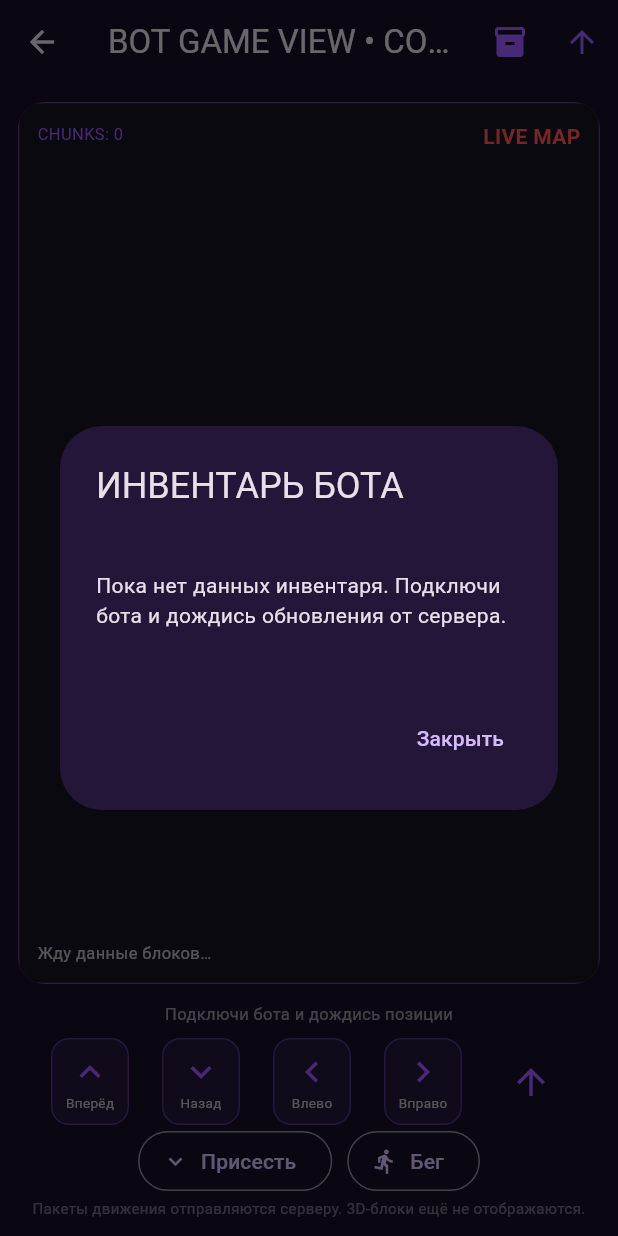
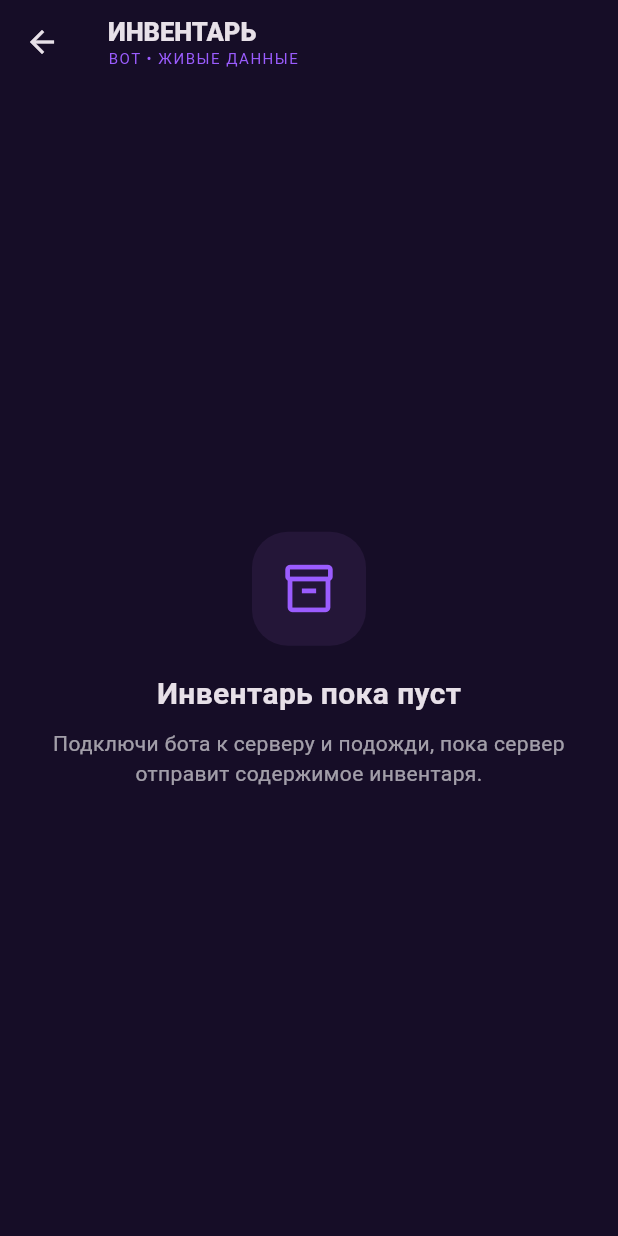
Before and after one commit to cheburk199-web/Masterme4a-bots, a Flutter app: the LiveWorldScreen screen opened directly with empty values, after a tap on the "inventory 2" icon, on a phone screen of 412 x 824 dp. Run offline on Flutter 3.47's test engine with Material 3 defaults, Android fonts, the phone set to English and light mode, and no system bars.

Commit message:
Replace inventory popup with dedicated inventory screen

```diff
--- a/lib/main.dart
+++ b/lib/main.dart
@@ -688,61 +688,9 @@ class _LiveWorldScreenState extends State<LiveWorldScreen> {
   }
 
   void _showInventory() {
-    showDialog<void>(
-      context: context,
-      builder: (dialogContext) => AlertDialog(
-        backgroundColor: panel,
-        title: const Text('ИНВЕНТАРЬ БОТА'),
-        content: SizedBox(
-          width: 420,
-          child: ValueListenableBuilder<Map<String, dynamic>>(
-            valueListenable: botInventoryNotifiers[widget.botId],
-            builder: (context, inventory, _) {
-              final slots = List<dynamic>.from(inventory['slots'] as List? ?? <dynamic>[]);
-              if (inventory['received'] != true || slots.isEmpty) {
-                return const Padding(
-                  padding: EdgeInsets.symmetric(vertical: 24),
-                  child: Text('Пока нет данных инвентаря. Подключи бота и дождись обновления от сервера.'),
-                );
-              }
-              List<int> validSlots(Iterable<int> values) => values.where((i) => i < slots.length).toList();
-              Widget section(String title, Iterable<int> indexes) {
-                final selected = validSlots(indexes);
-                return Padding(
-                  padding: const EdgeInsets.only(bottom: 14),
-                  child: Column(crossAxisAlignment: CrossAxisAlignment.start, children: [
-                    Text(title, style: const TextStyle(color: purple, fontWeight: FontWeight.bold, fontSize: 12)),
-                    const SizedBox(height: 7),
-                    Wrap(spacing: 5, runSpacing: 5, children: selected.map((slot) {
-                      final item = Map<String, dynamic>.from(slots[slot] as Map);
-                      final id = item['id'] as int? ?? -1;
-                      final count = item['count'] as int? ?? 0;
-                      return Container(
-                        width: 48, height: 48,
-                        decoration: BoxDecoration(color: deepPurple, borderRadius: BorderRadius.circular(7), border: Border.all(color: Colors.white12)),
-                        child: Stack(children: [
-                          Center(child: Text(id < 0 || count <= 0 ? '·' : '#$id', style: TextStyle(color: count <= 0 ? Colors.white24 : Colors.white, fontSize: 11, fontWeight: FontWeight.bold))),
-                          Positioned(left: 3, top: 2, child: Text('$slot', style: const TextStyle(color: Colors.white38, fontSize: 8))),
-                          if (count > 0) Positioned(right: 3, bottom: 2, child: Text('$count', style: const TextStyle(color: Colors.white, fontSize: 10))),
-                        ]),
-                      );
-                    }).toList()),
-                  ]),
-                );
-              }
-              return SingleChildScrollView(child: Column(crossAxisAlignment: CrossAxisAlignment.start, children: [
-                section('БРОНЯ (слоты 5–8)', List.generate(4, (i) => i + 5)),
-                section('ОСНОВНОЙ ИНВЕНТАРЬ (9–35)', List.generate(27, (i) => i + 9)),
-                section('ПАНЕЛЬ БЫСТРОГО ДОСТУПА (36–44)', List.generate(9, (i) => i + 36)),
-                section('ЛЕВАЯ РУКА (45)', [45]),
-                section('КРАФТИНГ (0–4)', List.generate(5, (i) => i)),
-              ]));
-            },
-          ),
-        ),
-        actions: [TextButton(onPressed: () => Navigator.of(dialogContext).pop(), child: const Text('Закрыть'))],
-      ),
-    );
+    Navigator.of(context).push(MaterialPageRoute(
+      builder: (_) => InventoryScreen(botId: widget.botId),
+    ));
   }
 
   @override
@@ -832,6 +780,162 @@ class _LiveWorldScreenState extends State<LiveWorldScreen> {
   );
 }
 
+
+/// Dedicated, responsive inventory page. Item sprites/names are not available from
+/// the current native bridge, so slots show the server item ID and stack count.
+class InventoryScreen extends StatelessWidget {
+  const InventoryScreen({super.key, required this.botId});
+  final int botId;
+
+  Widget _sectionTitle(String title, String trailing) => Padding(
+    padding: const EdgeInsets.fromLTRB(2, 18, 2, 9),
+    child: Row(children: [
+      Expanded(child: Text(title, style: const TextStyle(fontWeight: FontWeight.w800, letterSpacing: .7))),
+      Text(trailing, style: const TextStyle(color: Colors.white38, fontSize: 11)),
+    ]),
+  );
+
+  Widget _slotGrid(BuildContext context, List<dynamic> slots, List<int> indexes, {int columns = 9}) {
+    final valid = indexes.where((i) => i >= 0 && i < slots.length).toList();
+    return LayoutBuilder(builder: (context, constraints) {
+      const gap = 5.0;
+      final cell = ((constraints.maxWidth - gap * (columns - 1)) / columns).clamp(28.0, 48.0);
+      return GridView.builder(
+        shrinkWrap: true,
+        physics: const NeverScrollableScrollPhysics(),
+        itemCount: valid.length,
+        gridDelegate: SliverGridDelegateWithFixedCrossAxisCount(
+          crossAxisCount: columns, crossAxisSpacing: gap, mainAxisSpacing: gap,
+          mainAxisExtent: cell,
+        ),
+        itemBuilder: (context, index) {
+          final slot = valid[index];
+          final item = Map<String, dynamic>.from(slots[slot] as Map);
+          return InventorySlotTile(
+            slot: slot,
+            itemId: item['id'] as int? ?? -1,
+            count: item['count'] as int? ?? 0,
+          );
+        },
+      );
+    });
+  }
+
+  Widget _itemCard(int slot, dynamic raw, {double width = 56}) {
+    final item = Map<String, dynamic>.from(raw as Map);
+    return SizedBox(width: width, child: InventorySlotTile(
+      slot: slot,
+      itemId: item['id'] as int? ?? -1,
+      count: item['count'] as int? ?? 0,
+    ));
+  }
+
+  @override
+  Widget build(BuildContext context) => Scaffold(
+    appBar: AppBar(
+      backgroundColor: deepPurple,
+      title: const Column(crossAxisAlignment: CrossAxisAlignment.start, children: [
+        Text('ИНВЕНТАРЬ', style: TextStyle(fontWeight: FontWeight.w900, fontSize: 17)),
+        Text('BOT • ЖИВЫЕ ДАННЫЕ', style: TextStyle(color: purple, fontSize: 10, letterSpacing: 1)),
+      ]),
+    ),
+    body: SafeArea(child: ValueListenableBuilder<Map<String, dynamic>>(
+      valueListenable: botInventoryNotifiers[botId],
+      builder: (context, inventory, _) {
+        final slots = List<dynamic>.from(inventory['slots'] as List? ?? <dynamic>[]);
+        if (inventory['received'] != true || slots.length < 46) {
+          return Center(child: Padding(
+            padding: const EdgeInsets.all(28),
+            child: Column(mainAxisSize: MainAxisSize.min, children: [
+              Container(width: 76, height: 76, decoration: BoxDecoration(color: panel, borderRadius: BorderRadius.circular(24)),
+                child: const Icon(Icons.inventory_2_outlined, color: purple, size: 38)),
+              const SizedBox(height: 18),
+              const Text('Инвентарь пока пуст', style: TextStyle(fontSize: 20, fontWeight: FontWeight.bold)),
+              const SizedBox(height: 8),
+              const Text('Подключи бота к серверу и подожди, пока сервер отправит содержимое инвентаря.',
+                textAlign: TextAlign.center, style: TextStyle(color: Colors.white60, height: 1.4)),
+            ]),
+          ));
+        }
+        return ListView(padding: const EdgeInsets.fromLTRB(14, 12, 14, 24), children: [
+          Container(
+            padding: const EdgeInsets.all(14),
+            decoration: BoxDecoration(
+              gradient: const LinearGradient(colors: [Color(0xFF39215C), Color(0xFF241638)]),
+              borderRadius: BorderRadius.circular(16),
+              border: Border.all(color: purple.withOpacity(.35)),
+            ),
+            child: Row(children: [
+              const Icon(Icons.inventory_2, color: purple, size: 28),
+              const SizedBox(width: 12),
+              const Expanded(child: Column(crossAxisAlignment: CrossAxisAlignment.start, children: [
+                Text('Инвентарь бота', style: TextStyle(fontWeight: FontWeight.bold, fontSize: 16)),
+                SizedBox(height: 3),
+                Text('Слоты обновляются при изменениях на сервере', style: TextStyle(color: Colors.white60, fontSize: 11)),
+              ])),
+              const Icon(Icons.circle, color: Colors.greenAccent, size: 9),
+            ]),
+          ),
+          _sectionTitle('ЭКИПИРОВКА', '4 слота'),
+          Row(mainAxisAlignment: MainAxisAlignment.spaceBetween, children: [
+            for (final slot in [5, 6, 7, 8]) _itemCard(slot, slots[slot], width: 56),
+          ]),
+          _sectionTitle('ОСНОВНОЙ ИНВЕНТАРЬ', '27 слотов'),
+          _slotGrid(context, slots, List.generate(27, (i) => i + 9)),
+          _sectionTitle('БЫСТРЫЙ ДОСТУП', '9 слотов'),
+          Container(
+            padding: const EdgeInsets.all(8),
+            decoration: BoxDecoration(color: panel, borderRadius: BorderRadius.circular(14)),
+            child: _slotGrid(context, slots, List.generate(9, (i) => i + 36)),
+          ),
+          _sectionTitle('ВТОРАЯ РУКА', '1 слот'),
+          Align(alignment: Alignment.centerLeft, child: _itemCard(45, slots[45], width: 56)),
+          _sectionTitle('КРАФТИНГ', '2 × 2'),
+          Row(crossAxisAlignment: CrossAxisAlignment.center, children: [
+            Expanded(child: _slotGrid(context, slots, [1, 2, 3, 4], columns: 2)),
+            const SizedBox(width: 12),
+            const Icon(Icons.arrow_forward, color: purple),
+            const SizedBox(width: 12),
+            _itemCard(0, slots[0], width: 56),
+          ]),
+          const SizedBox(height: 18),
+          const Text('Пока предметы показаны по ID протокола. Названия и игровые текстуры добавим отдельным обновлением.',
+            style: TextStyle(color: Colors.white38, fontSize: 11, height: 1.4)),
+        ]);
+      },
+    )),
+  );
+}
+
+class InventorySlotTile extends StatelessWidget {
+  const InventorySlotTile({super.key, required this.slot, required this.itemId, required this.count});
+  final int slot;
+  final int itemId;
+  final int count;
+
+  @override
+  Widget build(BuildContext context) {
+    final empty = itemId < 0 || count <= 0;
+    return Container(
+      decoration: BoxDecoration(
+        color: empty ? const Color(0xFF171020) : const Color(0xFF34234A),
+        borderRadius: BorderRadius.circular(8),
+        border: Border.all(color: empty ? Colors.white10 : purple.withOpacity(.48)),
+        boxShadow: empty ? null : [BoxShadow(color: purple.withOpacity(.08), blurRadius: 5)],
+      ),
+      child: Stack(children: [
+        Positioned(left: 4, top: 3, child: Text('$slot', style: const TextStyle(color: Colors.white30, fontSize: 8))),
+        Center(child: Text(
+          empty ? '—' : '$itemId',
+          maxLines: 1, overflow: TextOverflow.fade,
+          style: TextStyle(color: empty ? Colors.white24 : Colors.white, fontSize: 11, fontWeight: FontWeight.w800),
+        )),
+        if (!empty) Positioned(right: 4, bottom: 3, child: Text('$count',
+          style: const TextStyle(color: Colors.white, fontSize: 10, fontWeight: FontWeight.bold))),
+      ]),
+    );
+  }
+}
 
 /// Top-down live chunk visualization using actual block state IDs from the server.
 /// Textures are not mapped yet; height and block distribution are live.
```
